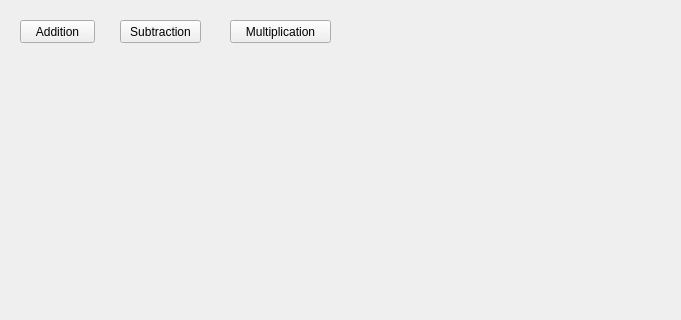
SilverwolfError/Calc, file CalcForPyQt0.1_MainWindow.ui: the form before one commit; both pictures show x 0 to 681 and y 0 to 320 of the 800 by 600 pixel window.
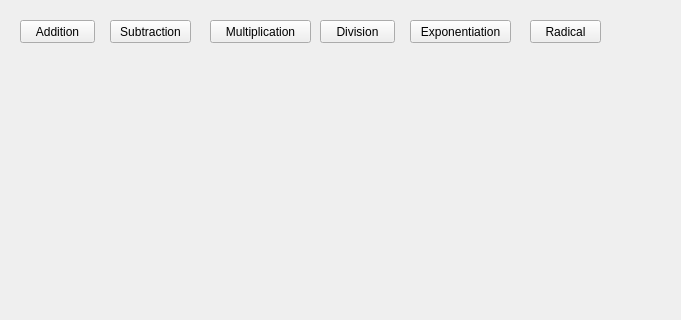
The form after the commit.

Commit message: Add three functions,Division,Exponential and Radical.

Diff of the .ui file:
```diff
--- a/CalcForPyQt0.1_MainWindow.ui
+++ b/CalcForPyQt0.1_MainWindow.ui
@@ -30,7 +30,7 @@
    <widget class="QPushButton" name="SubtractionButton">
     <property name="geometry">
      <rect>
-      <x>120</x>
+      <x>110</x>
       <y>20</y>
       <width>81</width>
       <height>23</height>
@@ -43,7 +43,7 @@
    <widget class="QPushButton" name="MultiplicationButton">
     <property name="geometry">
      <rect>
-      <x>230</x>
+      <x>210</x>
       <y>20</y>
       <width>101</width>
       <height>23</height>
@@ -53,6 +53,45 @@
      <string>Multiplication</string>
     </property>
    </widget>
+   <widget class="QPushButton" name="DivisionButton">
+    <property name="geometry">
+     <rect>
+      <x>320</x>
+      <y>20</y>
+      <width>75</width>
+      <height>23</height>
+     </rect>
+    </property>
+    <property name="text">
+     <string>Division</string>
+    </property>
+   </widget>
+   <widget class="QPushButton" name="ExponentiationButton">
+    <property name="geometry">
+     <rect>
+      <x>410</x>
+      <y>20</y>
+      <width>101</width>
+      <height>23</height>
+     </rect>
+    </property>
+    <property name="text">
+     <string>Exponentiation</string>
+    </property>
+   </widget>
+   <widget class="QPushButton" name="RadicalButton">
+    <property name="geometry">
+     <rect>
+      <x>530</x>
+      <y>20</y>
+      <width>71</width>
+      <height>23</height>
+     </rect>
+    </property>
+    <property name="text">
+     <string>Radical</string>
+    </property>
+   </widget>
   </widget>
   <widget class="QMenuBar" name="menubar">
    <property name="geometry">
```
The commit also changes 2 other files.
